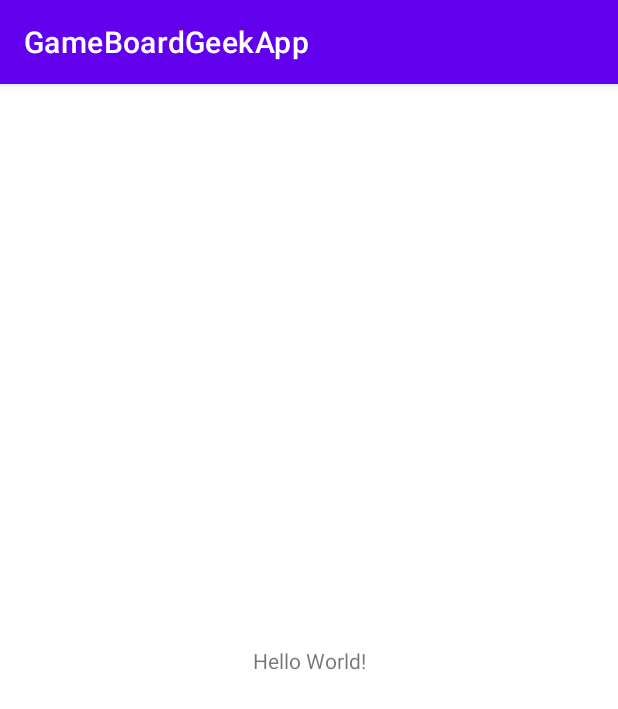
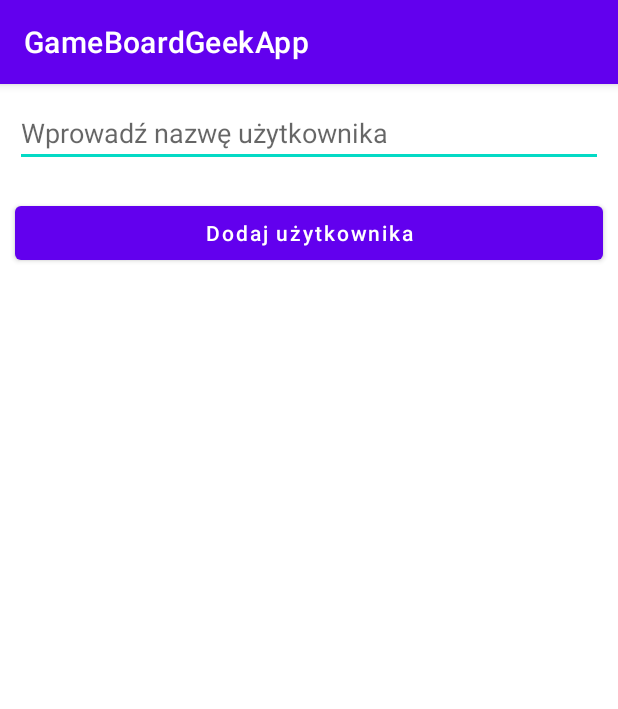
Before and after one commit to Evarios/GameBoardGeekApp, an Android app: the screen it shows after launch (MainActivity), on a phone screen of 412 x 824 dp. Shown: the top 709 px of the screen. Run offline under Robolectric (Android 15) with nearby library versions, the phone set to English and light mode, and no system bars.

Commit message:
todo getting xml

```diff
--- a/app/build.gradle
+++ b/app/build.gradle
@@ -1,6 +1,7 @@
 plugins {
     id 'com.android.application'
     id 'org.jetbrains.kotlin.android'
+    id 'kotlin-android-extensions'
 }
 
 android {
@@ -33,11 +34,14 @@ android {
 }
 
 dependencies {
+    def fragment_version = "1.5.3"
 
     implementation 'androidx.core:core-ktx:1.7.0'
     implementation 'androidx.appcompat:appcompat:1.5.1'
     implementation 'com.google.android.material:material:1.6.1'
     implementation 'androidx.constraintlayout:constraintlayout:2.1.4'
+    implementation("androidx.fragment:fragment-ktx:$fragment_version")
+    implementation("com.android.volley:volley:1.2.1")
     testImplementation 'junit:junit:4.13.2'
     androidTestImplementation 'androidx.test.ext:junit:1.1.3'
     androidTestImplementation 'androidx.test.espresso:espresso-core:3.4.0'
--- a/app/src/main/AndroidManifest.xml
+++ b/app/src/main/AndroidManifest.xml
@@ -26,5 +26,7 @@
                 android:value="" />
         </activity>
     </application>
+    <uses-permission android:name="android.permission.READ_EXTERNAL_STORAGE" />
+    <uses-permission android:name="android.permission.INTERNET" />
 
 </manifest>
--- /dev/null
+++ b/app/src/main/java/com/example/gameboardgeekapp/ConfigurationFragment.kt
@@ -0,0 +1,33 @@
+package com.example.gameboardgeekapp
+
+import android.os.Bundle
+import androidx.fragment.app.Fragment
+import android.view.LayoutInflater
+import android.view.View
+import android.view.ViewGroup
+import kotlinx.android.synthetic.main.fragment_configuration.*
+
+class ConfigurationFragment : Fragment() {
+    override fun onCreate(savedInstanceState: Bundle?) {
+        super.onCreate(savedInstanceState)
+    }
+
+    override fun onCreateView(
+        inflater: LayoutInflater, container: ViewGroup?,
+        savedInstanceState: Bundle?
+    ): View? {
+        // Inflate the layout for this fragment
+        return inflater.inflate(R.layout.fragment_configuration, container, false)
+    }
+
+    override fun onViewCreated(view: View, savedInstanceState: Bundle?) {
+        super.onViewCreated(view, savedInstanceState)
+        idBtnAddUsername.setOnClickListener {
+            val db = DBHelper(requireActivity().applicationContext, null)
+            val userName = idEnterUsername.text.toString()
+            db.addUser(userName)
+            idEnterUsername.text.clear()
+            (activity as MainActivity).loadMainScreen(savedInstanceState)
+        }
+    }
+}
--- a/app/src/main/java/com/example/gameboardgeekapp/MainActivity.kt
+++ b/app/src/main/java/com/example/gameboardgeekapp/MainActivity.kt
@@ -1,11 +1,45 @@
 package com.example.gameboardgeekapp
 
+import android.content.Context
+import android.os.Bundle
 import androidx.appcompat.app.AppCompatActivity
-import android.os.Bundle
+import androidx.fragment.app.commit
+import java.io.File
+
+const val DB_NAME = "bgg_db"
+const val DB_VERSION = 1
 
 class MainActivity : AppCompatActivity() {
     override fun onCreate(savedInstanceState: Bundle?) {
+        setContentView(R.layout.activity_main)
         super.onCreate(savedInstanceState)
-        setContentView(R.layout.activity_main)
+        if (savedInstanceState == null) {
+            if(doesDatabaseExist(applicationContext, DB_NAME)){
+                loadMainScreen(savedInstanceState)
+            }
+            else{
+                loadConfiguration(savedInstanceState)
+            }
+        }
     }
+
+    private fun doesDatabaseExist(context: Context, dbName: String): Boolean {
+        val dbFile: File = context.getDatabasePath(dbName)
+        return dbFile.exists()
+    }
+
+    private fun loadConfiguration(savedInstanceState: Bundle?){
+        supportFragmentManager.commit {
+            setReorderingAllowed(true)
+            replace(R.id.fragment_placeholder, ConfigurationFragment())
+        }
+    }
+
+    fun loadMainScreen(savedInstanceState: Bundle?){
+        supportFragmentManager.commit {
+            setReorderingAllowed(true)
+            replace(R.id.fragment_placeholder, MainScreenFragment())
+        }
+    }
+
 }
--- a/app/src/main/res/layout/activity_main.xml
+++ b/app/src/main/res/layout/activity_main.xml
@@ -6,13 +6,10 @@
     android:layout_height="match_parent"
     tools:context=".MainActivity">
 
-    <TextView
-        android:layout_width="wrap_content"
-        android:layout_height="wrap_content"
-        android:text="Hello World!"
-        app:layout_constraintBottom_toBottomOf="parent"
-        app:layout_constraintEnd_toEndOf="parent"
-        app:layout_constraintStart_toStartOf="parent"
-        app:layout_constraintTop_toTopOf="parent" />
+    <androidx.fragment.app.FragmentContainerView
+        xmlns:android="http://schemas.android.com/apk/res/android"
+        android:id="@+id/fragment_placeholder"
+        android:layout_width="match_parent"
+        android:layout_height="match_parent" />
 
 </androidx.constraintlayout.widget.ConstraintLayout>
--- /dev/null
+++ b/app/src/main/res/layout/fragment_configuration.xml
@@ -0,0 +1,25 @@
+<?xml version="1.0" encoding="utf-8"?>
+<LinearLayout
+    xmlns:android="http://schemas.android.com/apk/res/android"
+    xmlns:tools="http://schemas.android.com/tools"
+    android:layout_width="match_parent"
+    android:layout_height="match_parent"
+    android:orientation="vertical"
+    tools:context=".MainActivity">
+
+    <!--Edit text to enter course name-->
+    <EditText
+        android:id="@+id/idEnterUsername"
+        android:layout_width="match_parent"
+        android:layout_height="wrap_content"
+        android:layout_margin="10dp"
+        android:hint="Wprowadź nazwę użytkownika" />
+
+    <Button
+        android:id="@+id/idBtnAddUsername"
+        android:layout_width="match_parent"
+        android:layout_height="wrap_content"
+        android:layout_margin="10dp"
+        android:text="Dodaj użytkownika"
+        android:textAllCaps="false" />
+</LinearLayout>
--- a/app/src/main/res/values/strings.xml
+++ b/app/src/main/res/values/strings.xml
@@ -1,3 +1,5 @@
 <resources>
     <string name="app_name">GameBoardGeekApp</string>
+    <!-- TODO: Remove or change this placeholder text -->
+    <string name="hello_blank_fragment">Hello blank fragment</string>
 </resources>
```
Also changed, not shown: app/src/main/java/com/example/gameboardgeekapp/DBHelper.kt (added, +65 -0 lines), app/src/main/java/com/example/gameboardgeekapp/MainScreenFragment.kt (added, +42 -0 lines), app/src/main/res/layout/fragment_main_screen.xml (added, +25 -0 lines).
